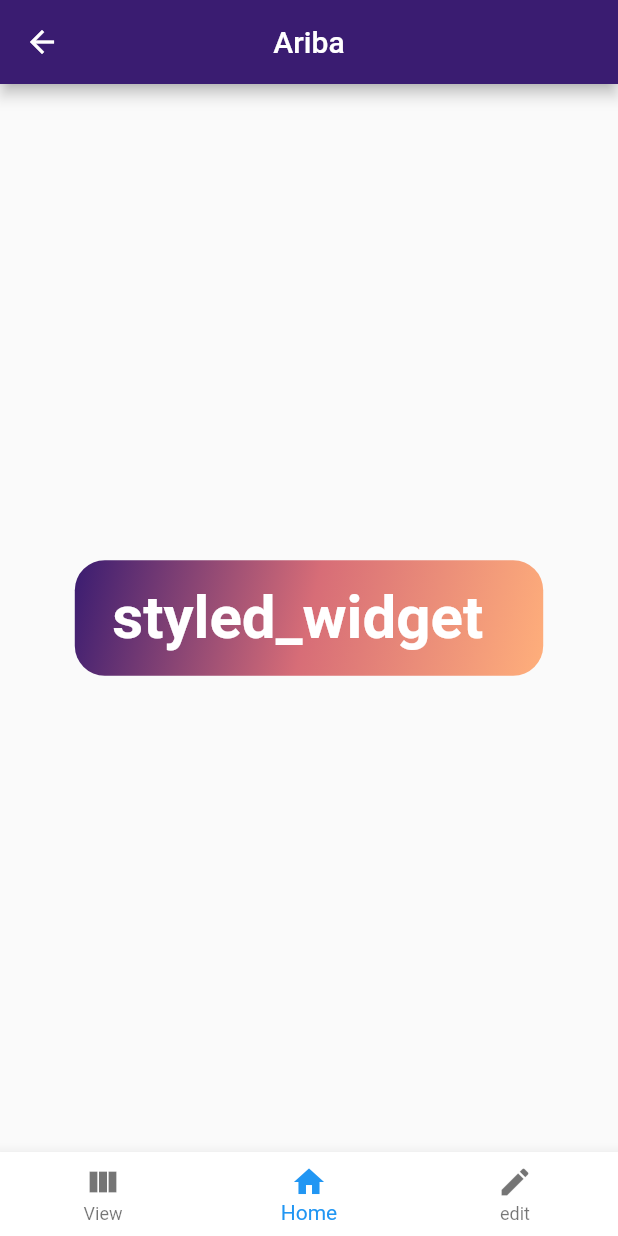
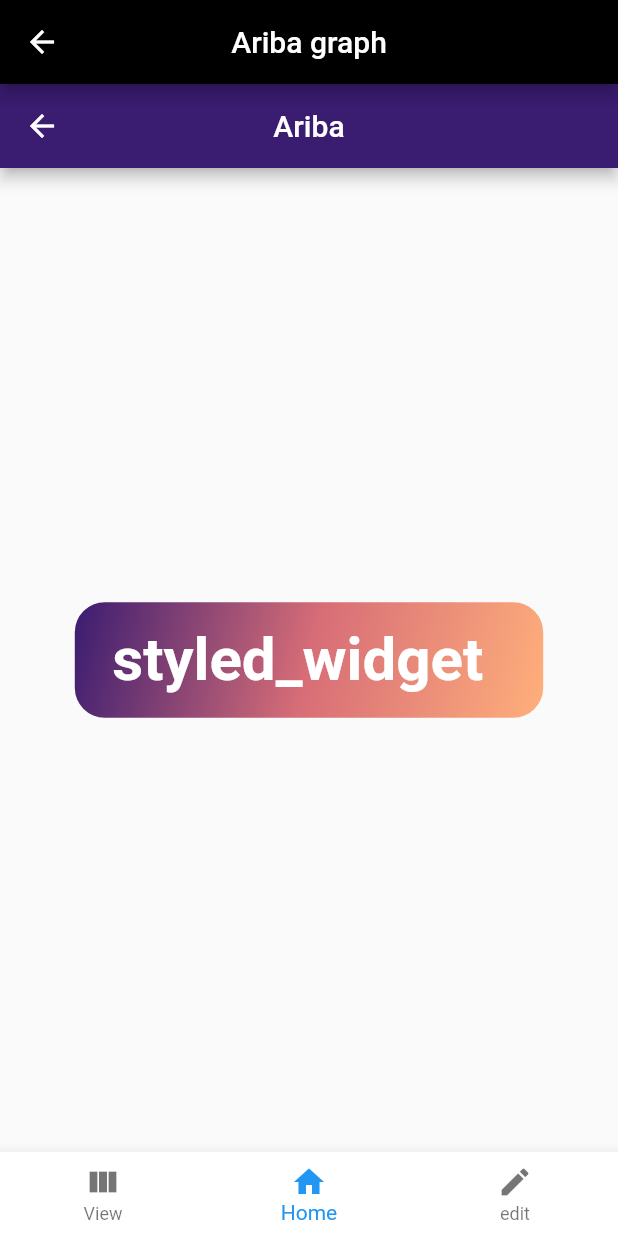
Before and after one commit to Srikar-abhi-ram/Apsolut, a Flutter app: the Ariba screen opened directly, on a phone screen of 412 x 824 dp. Run offline on Flutter 3.47's test engine with Material 2 defaults, Android fonts, the phone set to English and light mode, and no system bars; our stand-ins replace cloud_firestore, curved_navigation_bar, firebase_core, google_fonts, styled_widget; missing offline and left inert: cloud_firestore_web, firebase_core_web; accounts and stored records are empty; Roboto replaces fonts that are missing (Sahitya).

Commit message:
Update ariba.dart

```diff
--- a/lib/screens/ariba.dart
+++ b/lib/screens/ariba.dart
@@ -22,6 +22,11 @@ class _AribaState extends State<Ariba> {
   @override
   Widget build(BuildContext context) {
     return Scaffold(
+      appBar: AppBar(
+          title: Text('Ariba graph'),
+          centerTitle: true,
+          brightness: Brightness.dark,
+          backgroundColor: Colors.black),
         body: _children[_currentIndex],
         bottomNavigationBar: BottomNavigationBar(
             backgroundColor: Colors.white,
```
